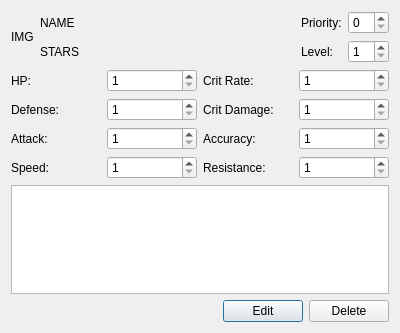
First picture: the form in monsterdisplay.ui, repository jmd0711/SummonersWarTeamManager3, before the edit.
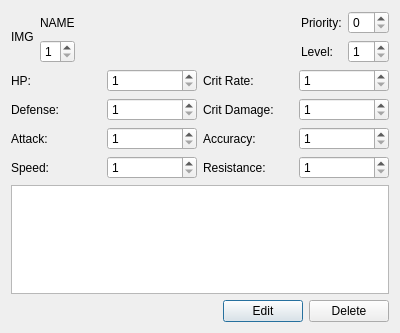
Second picture: the form after the edit.

The edit to the form file:
```diff
--- a/monsterdisplay.ui
+++ b/monsterdisplay.ui
@@ -33,9 +33,12 @@
         </widget>
        </item>
        <item>
-        <widget class="QLabel" name="label_3">
-         <property name="text">
-          <string>STARS</string>
+        <widget class="QSpinBox" name="starsSpinBox">
+         <property name="minimum">
+          <number>1</number>
+         </property>
+         <property name="maximum">
+          <number>6</number>
          </property>
         </widget>
        </item>
```
